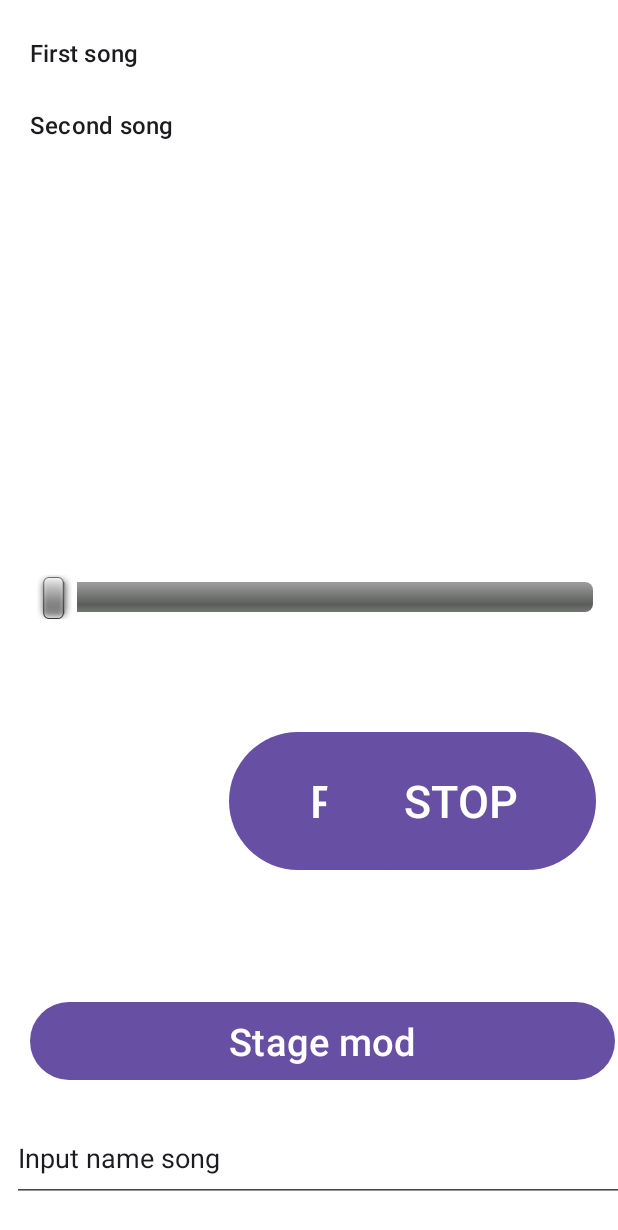
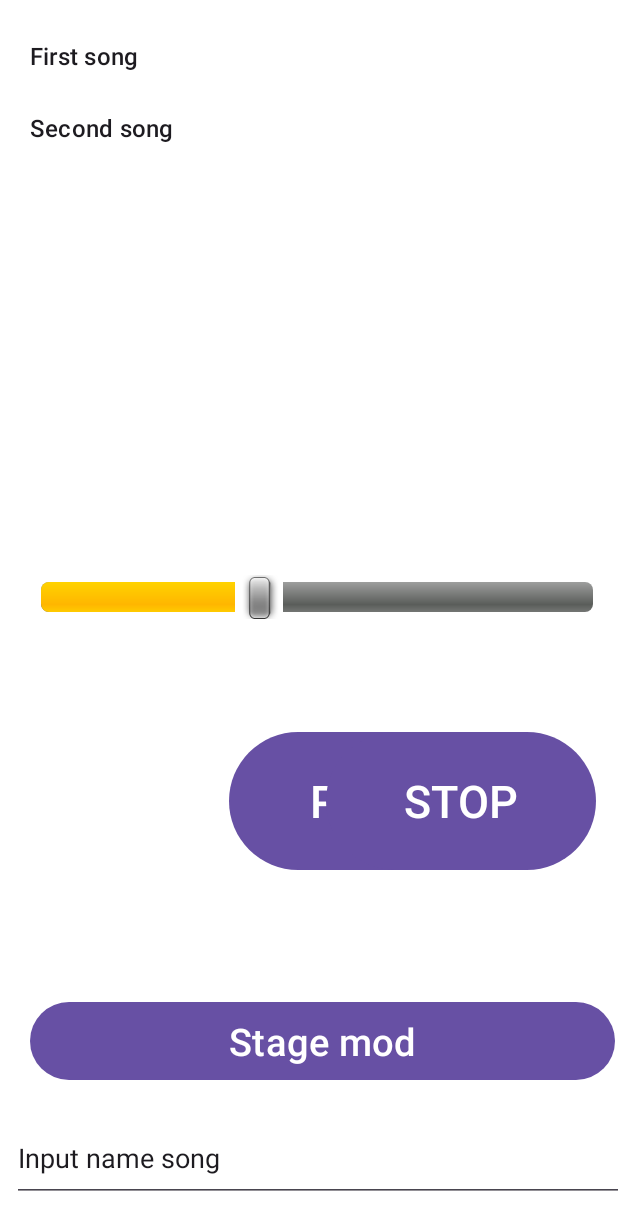
Before and after one commit to Woozy28/BipPipPipPip, an Android app: the screen it shows after launch (MainActivity), on a phone screen of 412 x 824 dp. Shown: the top 1230 px of the screen. Run offline under Robolectric (Android 15) with nearby library versions, the phone set to English and light mode, and no system bars.

Commit message:
+add list, +seecbar

```diff
--- a/app/src/main/java/com/example/bippippippip/MainActivity.kt
+++ b/app/src/main/java/com/example/bippippippip/MainActivity.kt
@@ -4,7 +4,11 @@ import android.media.MediaPlayer
 import androidx.appcompat.app.AppCompatActivity
 import android.os.Bundle
 import android.widget.ArrayAdapter
+import android.widget.Button
+import android.widget.EditText
 import android.widget.GridView
+import android.widget.SeekBar
+import android.widget.Spinner
 
 class MainActivity : AppCompatActivity() {
     override fun onCreate(savedInstanceState: Bundle?) {
@@ -14,9 +18,47 @@ class MainActivity : AppCompatActivity() {
         val songmap = mutableMapOf<String,Int>("First song" to 120, "Second song" to 140) //список с бипиэмами
         val viewsong = mutableListOf<String>("First song","Second song") //Список песен
 
-        var songview: GridView = findViewById(R.id.view_song)
+        //всё с фронта
+        val songview: GridView = findViewById(R.id.view_song)
+        val bpminput: EditText = findViewById(R.id.input_bpm)
+        val bpmspin: SeekBar = findViewById(R.id.seekBar)
+        val songinput: EditText = findViewById(R.id.input_song)
+        val addnew: Button = findViewById(R.id.add_but)
+
+        //добавляем новый трек в список отображения и ключ для БПМ
+        addnew.setOnClickListener {
+            songmap.put(songinput.text.toString(),bpminput.text.toString().toInt())
+            viewsong.add(songinput.text.toString())
+
+        }
+
+        //адаптер для списка
         val songlistadapter = ArrayAdapter<String>(this, android.R.layout.simple_list_item_1,viewsong)
         songview.adapter = songlistadapter
+
+        bpmspin.setOnSeekBarChangeListener(object : SeekBar.OnSeekBarChangeListener{
+            override fun onProgressChanged(seekBar: SeekBar?, progress: Int, fromUser: Boolean) {
+                bpminput.setText(progress.toString())
+            }
+
+            override fun onStartTrackingTouch(seekBar: SeekBar?) {
+
+            }
+
+            override fun onStopTrackingTouch(seekBar: SeekBar?) {
+
+            }
+
+
+        })
+
+        addnew.setOnClickListener {
+            songmap.put(songinput.text.toString(),bpminput.text.toString().toInt())
+            viewsong.add(songinput.text.toString())
+            songlistadapter.notifyDataSetChanged()
+
+        }
+
     }
 
 
--- a/app/src/main/res/layout/activity_main.xml
+++ b/app/src/main/res/layout/activity_main.xml
@@ -50,6 +50,9 @@
         android:layout_height="100dp"
         android:layout_marginBottom="376dp"
         android:scrollbarStyle="insideInset"
+        android:min="1"
+        android:max="255"
+        android:progress="100"
         app:layout_constraintBottom_toBottomOf="parent"
         app:layout_constraintEnd_toEndOf="parent"
         app:layout_constraintHorizontal_bias="0.918"
@@ -73,8 +76,8 @@
 
     <GridView
         android:id="@+id/view_song"
-        android:layout_width="486dp"
-        android:layout_height="496dp"
+        android:layout_width="481dp"
+        android:layout_height="442dp"
         android:layout_marginStart="4dp"
         app:layout_constraintBottom_toBottomOf="parent"
         app:layout_constraintStart_toStartOf="parent"
@@ -106,11 +109,10 @@
         app:layout_constraintVertical_bias="0.97" />
 
     <EditText
-        android:id="@+id/input_text"
+        android:id="@+id/input_song"
         android:layout_width="481dp"
         android:layout_height="58dp"
         android:layout_marginStart="8dp"
-        android:ems="10"
         android:inputType="text"
         android:text="Input name song"
         app:layout_constraintBottom_toBottomOf="parent"
```
